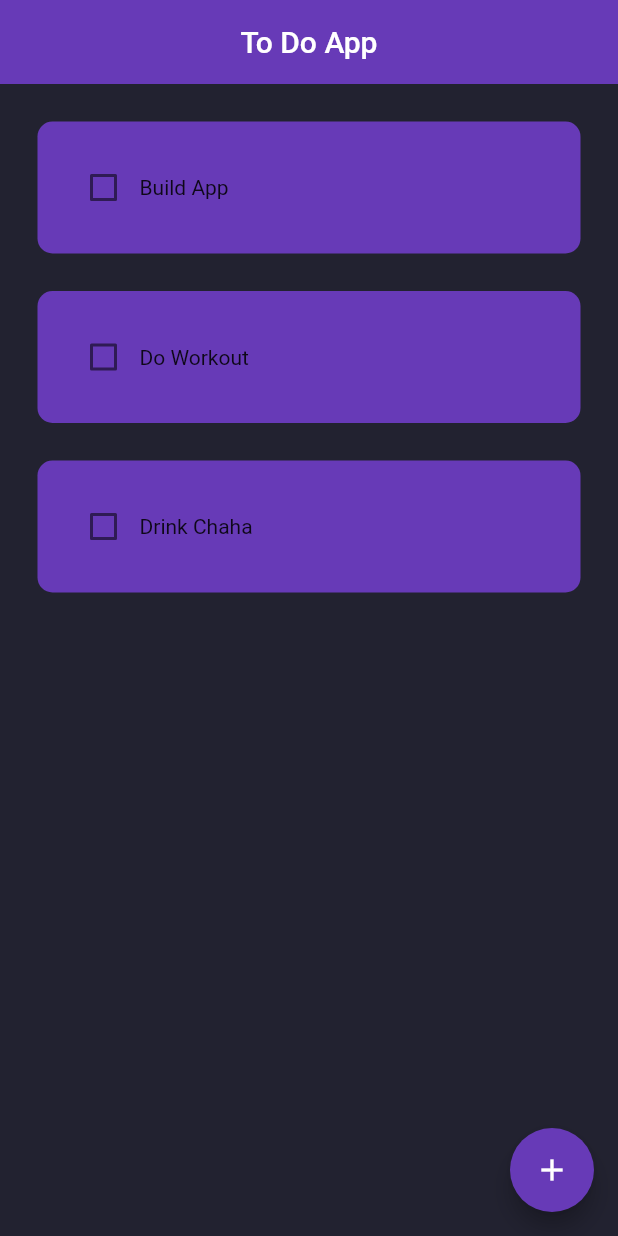
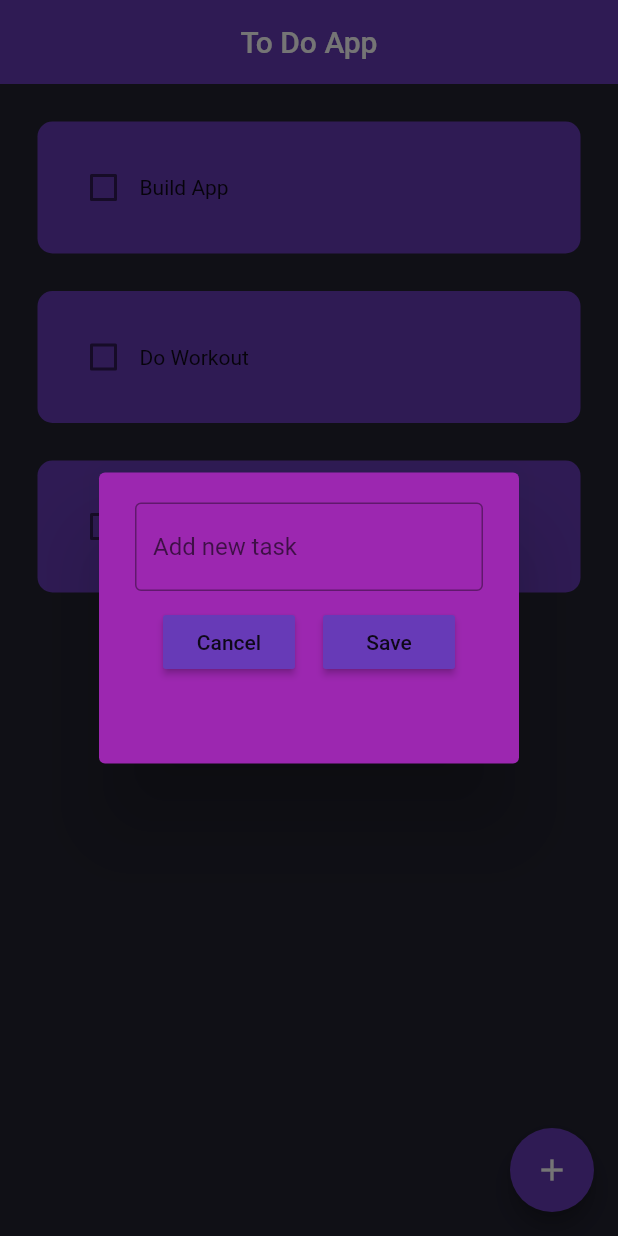
Before and after one commit to Yash782/Hive-ToDoApp, a Flutter app: the screen it shows after launch, after a tap on the "add" icon, on a phone screen of 412 x 824 dp. Run offline on Flutter 3.47's test engine with Material 2 defaults, Android fonts, the light colour scheme and no system bars.

Commit message:
Now can add task to the list

```diff
--- a/lib/components/dialog_box.dart
+++ b/lib/components/dialog_box.dart
@@ -0,0 +1,47 @@
+import 'package:flutter/material.dart';
+import 'package:hive_to_do/components/my_button.dart';
+
+class DialogBox extends StatelessWidget {
+  final controller;
+  VoidCallback onSave;
+  VoidCallback onCancel;
+  DialogBox(
+      {super.key,
+      required this.controller,
+      required this.onSave,
+      required this.onCancel});
+
+  @override
+  Widget build(BuildContext context) {
+    return AlertDialog(
+      backgroundColor: Colors.purple,
+      content: Container(
+        height: 150,
+        child: Column(
+          children: [
+            // Input Text
+            TextField(
+              controller: controller,
+              keyboardType: TextInputType.text,
+              decoration: const InputDecoration(
+                  border: OutlineInputBorder(), hintText: "Add new task"),
+            ),
+            // Adding some space
+            const SizedBox(height: 10),
+            // Add buttons
+            Row(
+              mainAxisAlignment: MainAxisAlignment.spaceEvenly,
+              children: [
+                // Cancel button
+                MyButtons(buttonText: "Cancel", onPressed: onCancel),
+
+                // Save button
+                MyButtons(buttonText: "Save", onPressed: onSave),
+              ],
+            )
+          ],
+        ),
+      ),
+    );
+  }
+}
--- /dev/null
+++ b/lib/components/my_button.dart
@@ -0,0 +1,18 @@
+import 'package:flutter/material.dart';
+
+class MyButtons extends StatelessWidget {
+  //Ignore imutable error
+
+  final String buttonText;
+  VoidCallback onPressed;
+  MyButtons({super.key, required this.buttonText, required this.onPressed});
+
+  @override
+  Widget build(BuildContext context) {
+    return MaterialButton(
+      onPressed: onPressed,
+      color: Theme.of(context).primaryColor,
+      child: Text(buttonText),
+    );
+  }
+}
--- a/lib/pages/home_page.dart
+++ b/lib/pages/home_page.dart
@@ -1,4 +1,5 @@
 import 'package:flutter/material.dart';
+import 'package:hive_to_do/components/dialog_box.dart';
 import 'package:hive_to_do/components/to_do_tile.dart';
 
 class HomePage extends StatefulWidget {
@@ -9,6 +10,7 @@ class HomePage extends StatefulWidget {
 }
 
 class _HomePageState extends State<HomePage> {
+  final _controller = TextEditingController();
   List toDolist = [
     ["Build App", false],
     ["Do Workout", false],
@@ -19,6 +21,28 @@ class _HomePageState extends State<HomePage> {
     setState(() {
       toDolist[index][1] = !toDolist[index][1];
     });
+  }
+
+  void saveNewtask() {
+    setState(() {
+      toDolist.add([_controller.text, false]);
+      _controller.clear();
+    });
+    Navigator.of(context).pop();
+  }
+
+  void createNewTask() {
+    showDialog(
+        context: context,
+        builder: (context) {
+          return DialogBox(
+            controller: _controller,
+            onSave: saveNewtask,
+            onCancel: () {
+              Navigator.of(context).pop();
+            },
+          );
+        });
   }
 
   @override
@@ -33,9 +57,13 @@ class _HomePageState extends State<HomePage> {
 
       // Button for creating a task:
       floatingActionButton: FloatingActionButton(
-        onPressed: () => {},
+        onPressed: () {
+          createNewTask();
+        },
         child: const Icon(Icons.add),
       ),
+
+      // Save button and cancel button.
 
       // Task List:
       body: ListView.builder(
```
